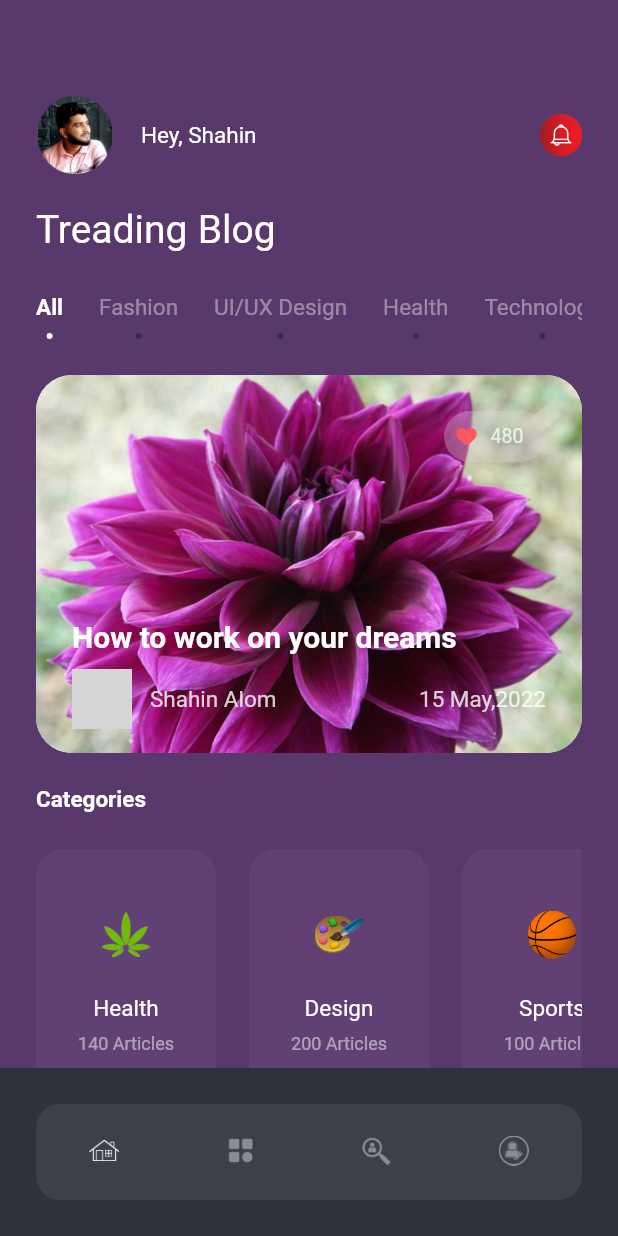
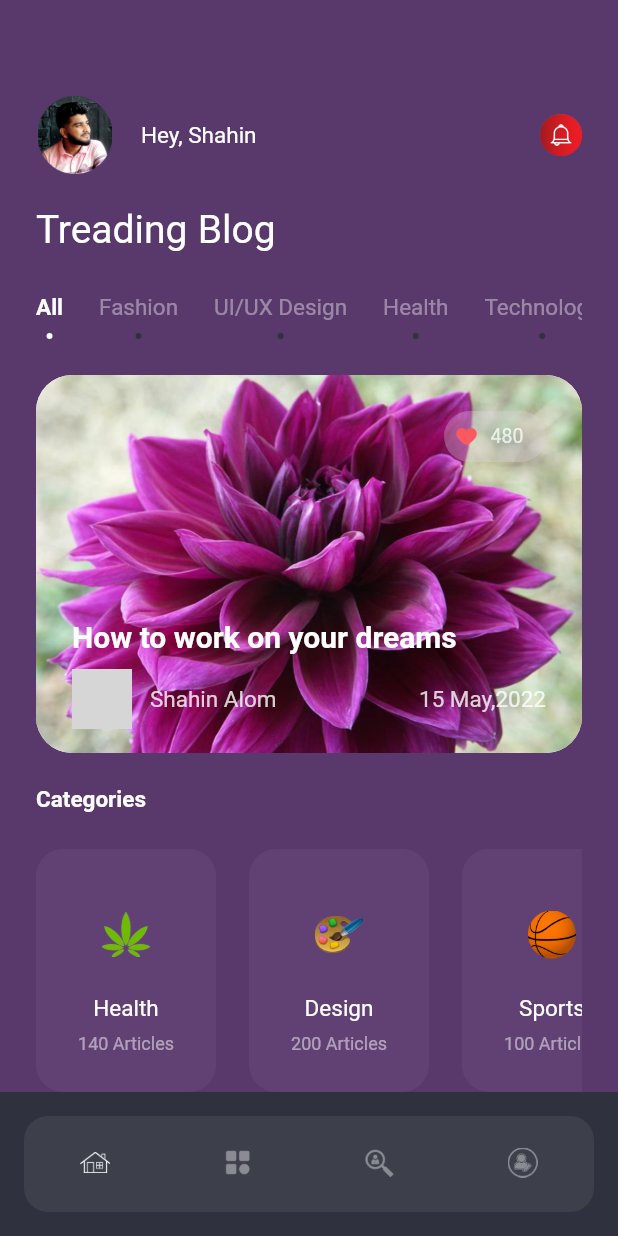
Before and after one commit to shahinalomraj/blog_app_ui, a Flutter app: the screen it shows after launch, on a phone screen of 412 x 824 dp. Run offline on Flutter 3.47's test engine with Material 2 defaults, Android fonts, the phone set to English and light mode, and no system bars; Roboto replaces fonts that are missing (Mulish, Mulish-SemiBold); grey boxes are pictures that could not be loaded.

Commit message:
Some minor bugs has been fixed

```diff
--- a/lib/BottomNavBar.dart
+++ b/lib/BottomNavBar.dart
@@ -13,39 +13,14 @@ class BottomNabBar extends StatefulWidget {
 }
 
 class _BottomNabBarState extends State<BottomNabBar> {
-  final List _children = [
-     HomeScreen(),
-    Center(
-      child: Column(
-        mainAxisAlignment: MainAxisAlignment.center,
-        children: const [
-          ImageIcon(
-            AssetImage("assets/icons/Category.png"),
-            size: 18.0,
-            color: kLightColor,
-          ),
-          SizedBox(height: 18.0),
-          Text(
-            "Category",
-            style: TextStyle(
-                fontSize: 20.0,
-                color: kLightColor,
-                fontWeight: FontWeight.bold),
-          ),
-        ],
-      ),
-    ),
-    Container(
-      color: Colors.blue,
-    ),
-    Container(
-      color: Colors.red,
-    ),
+  final List<Widget> _children = [
+    const HomeScreen(),
+    emptyScreens("assets/icons/Category.png", "Category"),
+    emptyScreens("assets/icons/Search.png", "Search"),
+    emptyScreens("assets/icons/Profile.png", "Profile"),
   ];
 
-  get onTabTapped => null;
-
-  void onTapTapped(int index) {
+  void onTabTapped(int index) {
     setState(() {
       widget.currentIndex = index;
     });
@@ -58,7 +33,7 @@ class _BottomNabBarState extends State<BottomNabBar> {
       body: _children[widget.currentIndex],
       bottomNavigationBar: Container(
         height: 64.0,
-        margin: const EdgeInsets.all(24.0),
+        margin: const EdgeInsets.all(16.0),
         child: ClipRRect(
           borderRadius: BorderRadius.circular(16.0),
           child: BottomNavigationBar(
@@ -89,10 +64,34 @@ class _BottomNabBarState extends State<BottomNabBar> {
   BottomNavigationBarItem buildBottomNavigationBarItem(
       int index, String icon, String title) {
     return BottomNavigationBarItem(
-        icon: ImageIcon(
-          AssetImage(icon),
-          size: 20.0,
-        ),
-        label: "title");
+      icon: ImageIcon(
+        AssetImage(icon),
+        size: 20.0,
+      ),
+      label: "title",
+    );
   }
 }
+
+Widget emptyScreens(String image, String title) {
+  return Center(
+    child: Column(
+      mainAxisAlignment: MainAxisAlignment.center,
+      children: [
+        ImageIcon(
+          AssetImage(image),
+          size: 108.0,
+          color: kLightColor,
+        ),
+        const SizedBox(
+          height: 18.0,
+        ),
+        Text(
+          title,
+          style: const TextStyle(
+              fontSize: 20.0, color: kLightColor, fontWeight: FontWeight.bold),
+        ),
+      ],
+    ),
+  );
+}
--- a/lib/main.dart
+++ b/lib/main.dart
@@ -12,6 +12,7 @@ void main() {
   );
   runApp(const MyApp());
 }
+
 class MyApp extends StatelessWidget {
   const MyApp({Key? key}) : super(key: key);
 
```
